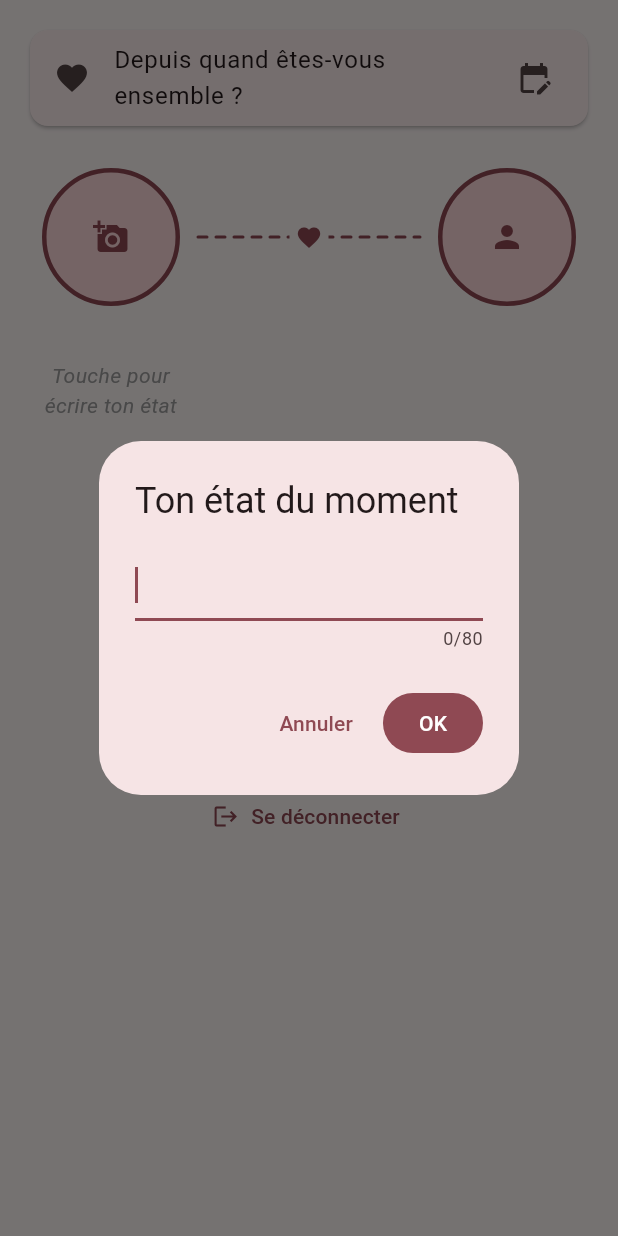
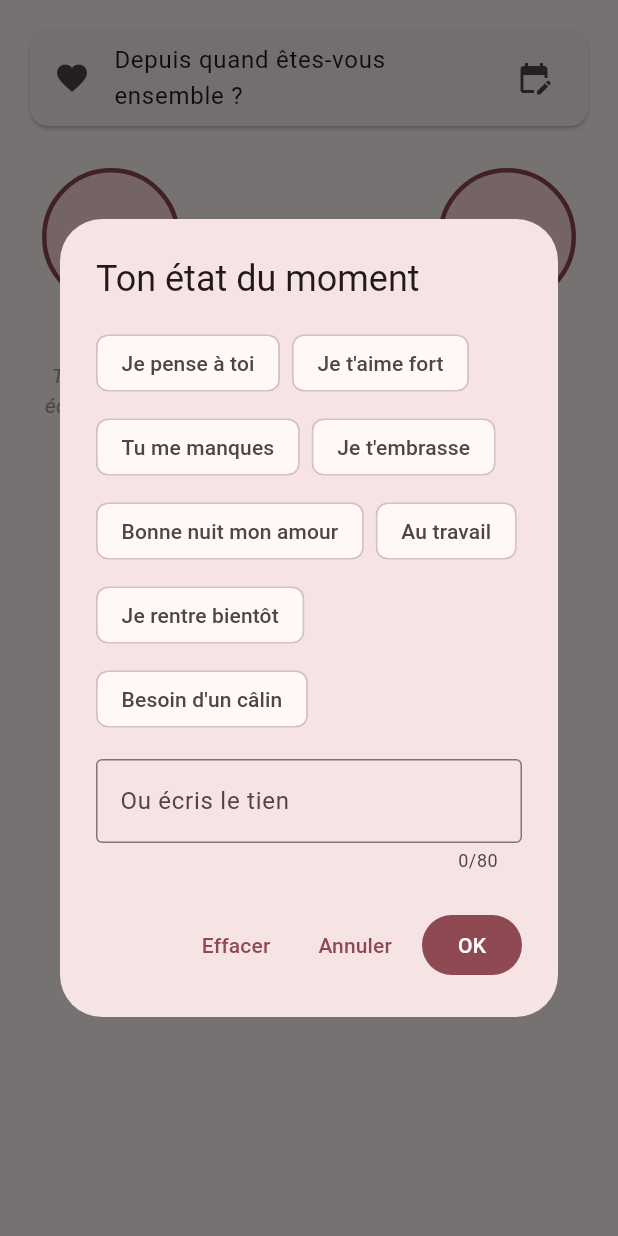
Before and after one commit to mathieu569/Nous, a Flutter app: the HomeScreen widget shown alone on an empty page, opened directly with empty values, after a tap on "Touche pour écrire ton état", on a phone screen of 412 x 824 dp. Run offline on Flutter 3.47's test engine with Material 3 defaults, Android fonts, the phone set to English and light mode, and no system bars; our stand-ins replace image_picker, supabase_flutter; accounts and stored records are empty; network calls fail.

Commit message:
Add files via upload

```diff
--- a/lib/screens/home_screen.dart
+++ b/lib/screens/home_screen.dart
@@ -9,6 +9,7 @@ import 'package:intl/intl.dart';
 import '../store.dart';
 import '../utils.dart';
 import 'draw_screen.dart';
+import 'status_dialog.dart';
 
 class HomeScreen extends StatefulWidget {
   const HomeScreen({super.key, required this.store});
@@ -63,7 +64,7 @@ class _HomeScreenState extends State<HomeScreen> {
   }
 
   Future<void> _editStatus() async {
-    final t = await askText(context, 'Ton état du moment', store.me?.status ?? '');
+    final t = await askStatus(context, store.me?.status ?? '');
     if (t != null) await _run(() => store.updateMe(status: t));
   }
 
--- /dev/null
+++ b/lib/screens/notes_screen.dart
@@ -0,0 +1 @@
+// Fichier obsolete (mots doux abandonnes). Tu peux le supprimer du depot.
--- /dev/null
+++ b/lib/screens/status_dialog.dart
@@ -0,0 +1,69 @@
+import 'package:flutter/material.dart';
+
+/// États proposés d'un clic. Texte libre possible en dessous.
+const statusPresets = [
+  'Je pense à toi',
+  'Je t\'aime fort',
+  'Tu me manques',
+  'Je t\'embrasse',
+  'Bonne nuit mon amour',
+  'Au travail',
+  'Je rentre bientôt',
+  'Besoin d\'un câlin',
+];
+
+/// Renvoie le nouvel état, '' pour l'effacer, ou null si annulé.
+Future<String?> askStatus(BuildContext context, String current) {
+  final c = TextEditingController(
+      text: statusPresets.contains(current) ? '' : current);
+  return showDialog<String>(
+    context: context,
+    builder: (ctx) => AlertDialog(
+      title: const Text('Ton état du moment'),
+      content: SingleChildScrollView(
+        child: Column(
+          mainAxisSize: MainAxisSize.min,
+          crossAxisAlignment: CrossAxisAlignment.start,
+          children: [
+            Wrap(
+              spacing: 8,
+              runSpacing: 8,
+              children: [
+                for (final p in statusPresets)
+                  ChoiceChip(
+                    label: Text(p),
+                    selected: p == current,
+                    onSelected: (_) => Navigator.pop(ctx, p),
+                  ),
+              ],
+            ),
+            const SizedBox(height: 16),
+            TextField(
+              controller: c,
+              maxLength: 80,
+              decoration: const InputDecoration(
+                labelText: 'Ou écris le tien',
+                border: OutlineInputBorder(),
+              ),
+            ),
+          ],
+        ),
+      ),
+      actions: [
+        TextButton(
+            onPressed: () => Navigator.pop(ctx, ''),
+            child: const Text('Effacer')),
+        TextButton(
+            onPressed: () => Navigator.pop(ctx),
+            child: const Text('Annuler')),
+        FilledButton(
+          onPressed: () {
+            final t = c.text.trim();
+            Navigator.pop(ctx, t.isEmpty ? null : t);
+          },
+          child: const Text('OK'),
+        ),
+      ],
+    ),
+  );
+}
```
